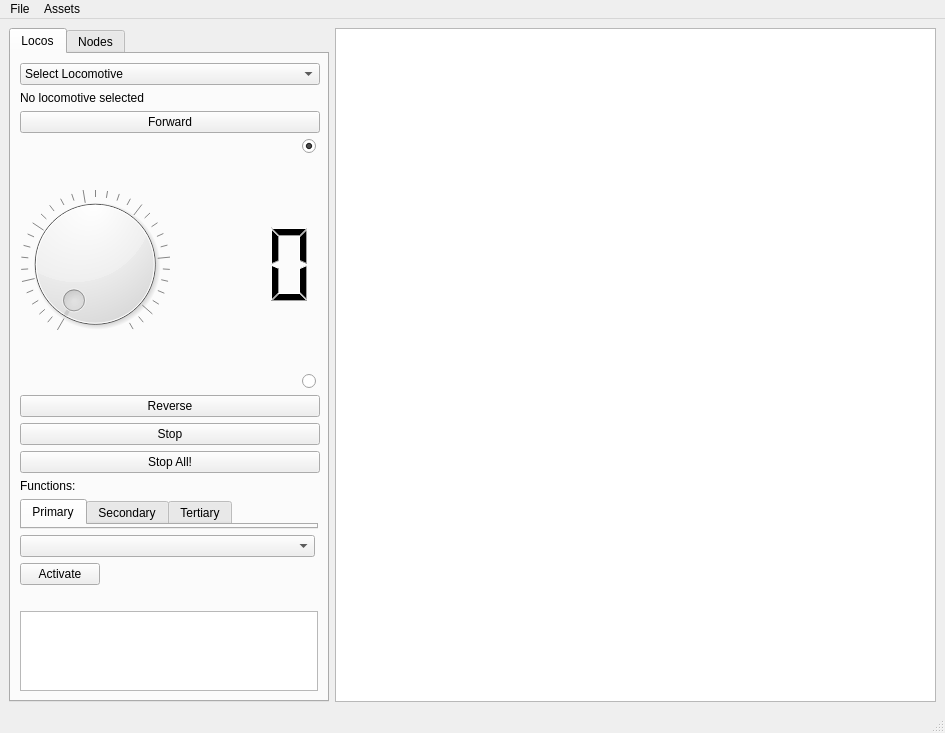
Old version of the form mainwindow.ui in the repository penguintutor/pyvlcb.
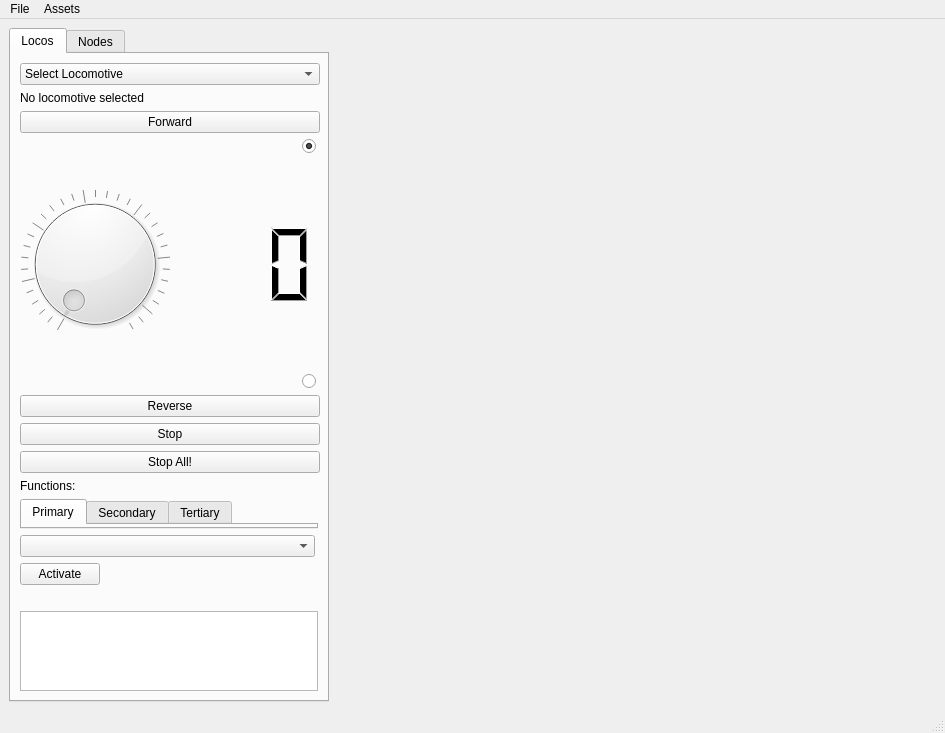
New version of the form.

Commit message: Add layout background image with scaling

Diff of the .ui file:
```diff
--- a/mainwindow.ui
+++ b/mainwindow.ui
@@ -546,7 +546,14 @@
        </widget>
       </item>
       <item>
-       <widget class="QGraphicsView" name="graphicsView"/>
+       <widget class="QLabel" name="layoutLabel">
+        <property name="text">
+         <string/>
+        </property>
+        <property name="scaledContents">
+         <bool>false</bool>
+        </property>
+       </widget>
       </item>
      </layout>
     </item>
```
Left out of the diff: 2 changed lines with no effect on the pictures. The commit also changes 6 other files.
